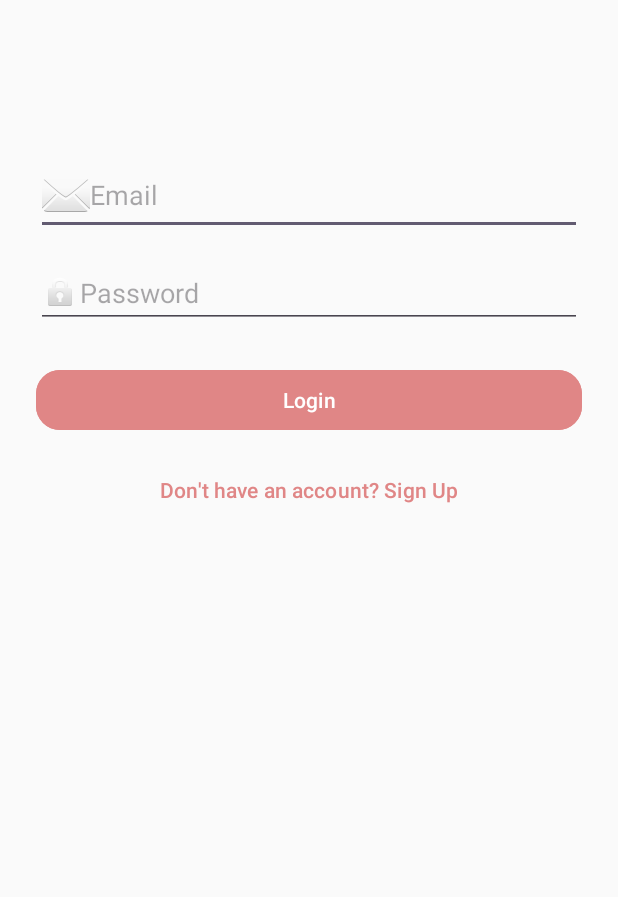
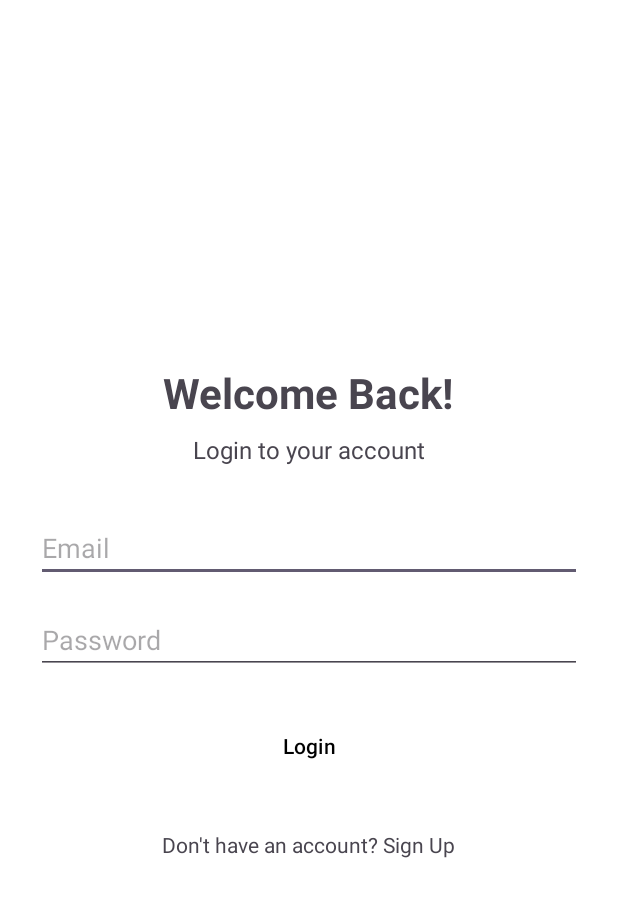
Before and after one commit to suhaniranka006/JainConnect_AndroidApp, an Android app: the layout activity_login.xml on its own in the app's theme, with its tools: preview values and no code run, on a phone screen of 412 x 824 dp. Shown: the top 897 px of the screen. Run offline under Robolectric (Android 15) with nearby library versions, the light colour scheme and no system bars.

Commit message:
done everything ony profile remaining

```diff
--- a/app/src/main/java/com/example/jainconnect/User.kt
+++ b/app/src/main/java/com/example/jainconnect/User.kt
@@ -26,3 +26,8 @@ data class AuthResponse(
     val token: String?,
     val user: User?
 )
+
+data class LoginRequest(
+    val email: String,
+    val password: String
+)
--- a/app/src/main/res/layout/activity_login.xml
+++ b/app/src/main/res/layout/activity_login.xml
@@ -1,73 +1,72 @@
 <?xml version="1.0" encoding="utf-8"?>
-<androidx.constraintlayout.widget.ConstraintLayout xmlns:android="http://schemas.android.com/apk/res/android"
-    xmlns:app="http://schemas.android.com/apk/res-auto"
+<ScrollView xmlns:android="http://schemas.android.com/apk/res/android"
+    xmlns:tools="http://schemas.android.com/tools"
     android:layout_width="match_parent"
     android:layout_height="match_parent"
-    android:padding="24dp"
-    android:background="#FAFAFA">
+    android:fillViewport="true"
+    tools:context=".LoginActivity">
 
-    <!-- Email -->
+    <LinearLayout
+        android:layout_width="match_parent"
+        android:layout_height="wrap_content"
+        android:orientation="vertical"
+        android:gravity="center"
+        android:padding="24dp">
+
+        <TextView
+            android:layout_width="wrap_content"
+            android:layout_height="wrap_content"
+            android:text="Welcome Back!"
+            android:textSize="28sp"
+            android:textStyle="bold"
+            android:layout_marginBottom="8dp"/>
+
+        <TextView
+            android:layout_width="wrap_content"
+            android:layout_height="wrap_content"
+            android:text="Login to your account"
+            android:textSize="16sp"
+            android:layout_marginBottom="32dp"/>
+
         <EditText
-        android:id="@+id/etEmail"
-        android:layout_width="0dp"
+            android:id="@+id/etLoginEmail"
+            android:layout_width="match_parent"
             android:layout_height="wrap_content"
             android:hint="Email"
             android:inputType="textEmailAddress"
-        android:drawableStart="@android:drawable/ic_dialog_email"
-        app:layout_constraintTop_toTopOf="parent"
-        app:layout_constraintStart_toStartOf="parent"
-        app:layout_constraintEnd_toEndOf="parent"
-        android:layout_marginTop="80dp"/>
+            android:layout_marginBottom="16dp"/>
 
-    <!-- Password -->
         <EditText
-        android:id="@+id/etPassword"
-        android:layout_width="0dp"
+            android:id="@+id/etLoginPassword"
+            android:layout_width="match_parent"
             android:layout_height="wrap_content"
             android:hint="Password"
             android:inputType="textPassword"
-        android:drawableStart="@android:drawable/ic_lock_idle_lock"
-        app:layout_constraintTop_toBottomOf="@id/etEmail"
-        app:layout_constraintStart_toStartOf="parent"
-        app:layout_constraintEnd_toEndOf="parent"
+            android:layout_marginBottom="24dp"/>
+
+        <Button
+            android:id="@+id/btnLogin"
+            android:layout_width="match_parent"
+            android:layout_height="wrap_content"
+            android:text="Login"/>
+
+        <ProgressBar
+            android:id="@+id/loginProgressBar"
+            android:layout_width="wrap_content"
+            android:layout_height="wrap_content"
+            android:layout_gravity="center"
+            android:visibility="gone"
             android:layout_marginTop="16dp"/>
 
-    <!-- Progress Bar -->
-    <ProgressBar
-        android:id="@+id/progressBar"
-        android:layout_width="wrap_content"
-        android:layout_height="wrap_content"
-        android:visibility="gone"
-        app:layout_constraintTop_toBottomOf="@id/etPassword"
-        app:layout_constraintStart_toStartOf="parent"
-        app:layout_constraintEnd_toEndOf="parent"
-        android:layout_marginTop="16dp"/>
-
-    <!-- Login Button -->
-    <Button
-        android:id="@+id/btnLogin"
-        android:layout_width="0dp"
-        android:layout_height="wrap_content"
-        android:text="Login"
-        android:backgroundTint="@color/purple_500"
-        android:textColor="@android:color/white"
-        app:cornerRadius="16dp"
-        app:layout_constraintTop_toBottomOf="@id/progressBar"
-        app:layout_constraintStart_toStartOf="parent"
-        app:layout_constraintEnd_toEndOf="parent"
-        android:layout_marginTop="24dp"/>
-
-    <!-- Sign Up Redirect -->
-    <Button
-        android:id="@+id/btnSignUp"
+        <TextView
+            android:id="@+id/tvGoToSignUp"
             android:layout_width="wrap_content"
             android:layout_height="wrap_content"
             android:text="Don't have an account? Sign Up"
-        android:backgroundTint="@android:color/transparent"
-        android:textColor="@color/purple_500"
-        app:layout_constraintTop_toBottomOf="@id/btnLogin"
-        app:layout_constraintStart_toStartOf="parent"
-        app:layout_constraintEnd_toEndOf="parent"
-        android:layout_marginTop="12dp"/>
+            android:padding="8dp"
+            android:layout_marginTop="24dp"
+            android:clickable="true"
+            android:focusable="true" />
 
-</androidx.constraintlayout.widget.ConstraintLayout>
+    </LinearLayout>
+</ScrollView>
```
Also changed, not shown: app/src/main/AndroidManifest.xml (+9 -6 lines), app/src/main/java/com/example/jainconnect/ApiService.kt (+7 -0 lines), app/src/main/java/com/example/jainconnect/JainRepository.kt (+7 -0 lines), app/src/main/java/com/example/jainconnect/JainViewModel.kt (+18 -0 lines), app/src/main/java/com/example/jainconnect/LoginActivity.kt (+106 -0 lines). Lines whose indentation alone changed are shown as unchanged.
